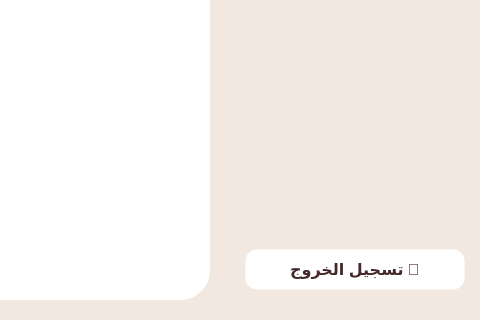
MOMEN343/G_project, file judge.ui: the form before one commit; both pictures show x 870 to 1350 and y 530 to 850 of the 1350 by 850 pixel window.
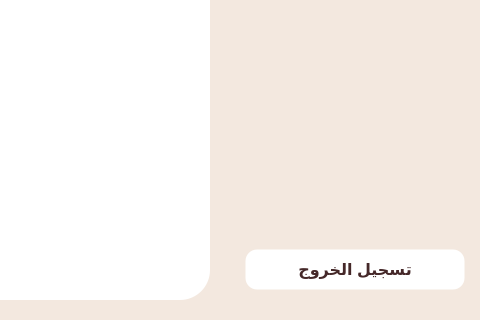
The form after the commit.

```diff
--- a/judge.ui
+++ b/judge.ui
@@ -453,7 +453,7 @@
          <item>
           <widget class="QPushButton" name="logoutBtn">
            <property name="text">
-            <string>تسجيل الخروج 🚪</string>
+            <string>تسجيل الخروج</string>
            </property>
            <property name="cursor"><cursorShape>PointingHandCursor</cursorShape></property>
           </widget>
```
